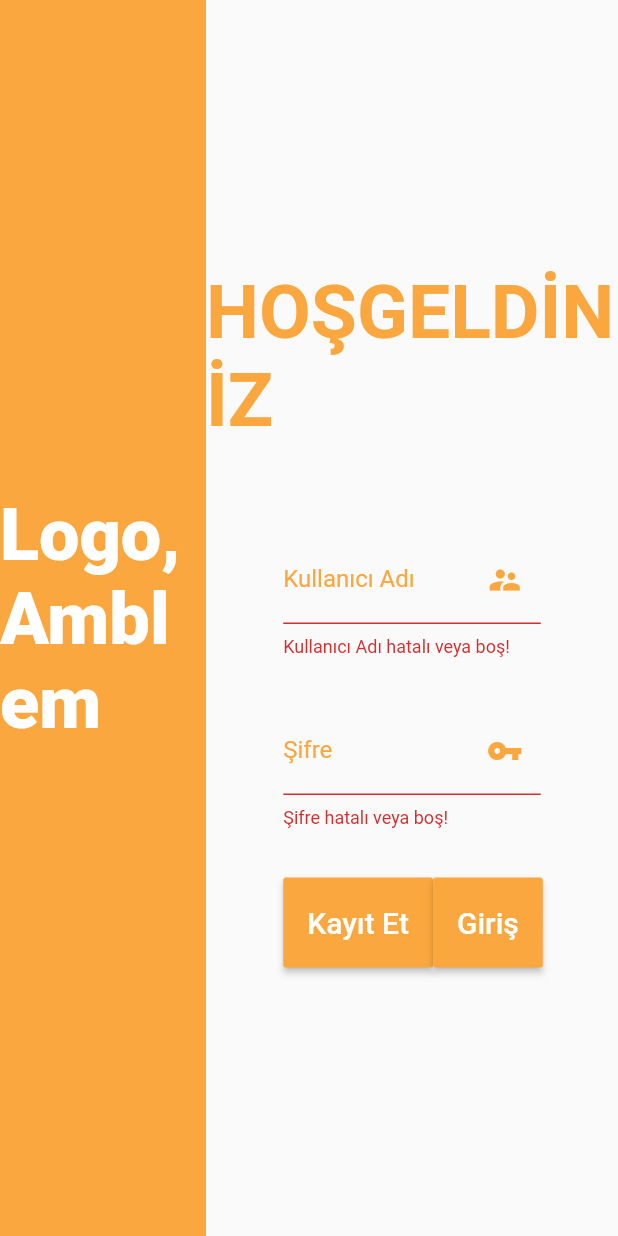
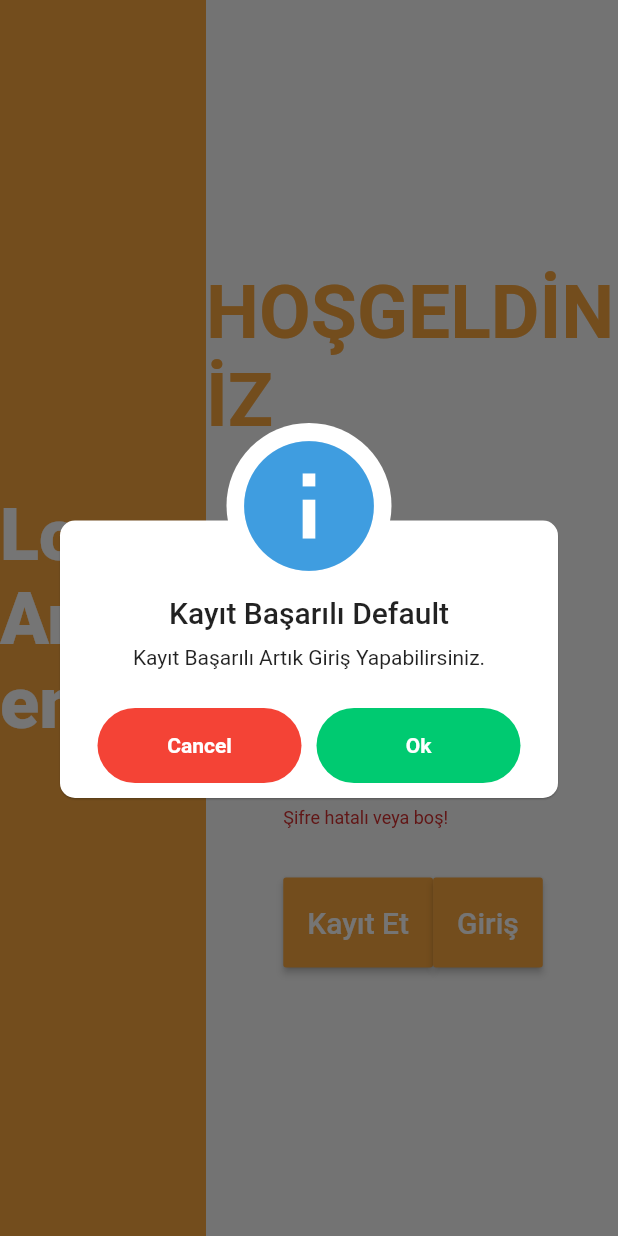
Before and after one commit to Weny-murat/fitgym_winDesktop, a Flutter app: the screen it shows after launch, after a tap on "Kayıt Et", on a phone screen of 412 x 824 dp. Run offline on Flutter 3.47's test engine with Material 2 defaults, Android fonts, the light colour scheme and no system bars; our stand-ins replace appwrite, awesome_dialog; missing offline and left inert: window_size; network calls fail.

Commit message:
awesome dialog ekleme. K.Kayıt hataları oky.

```diff
--- a/lib/components/signForm.dart
+++ b/lib/components/signForm.dart
@@ -1,8 +1,9 @@
+import 'package:awesome_dialog/awesome_dialog.dart';
 import 'package:fit_gym/components/common_form_field.dart';
 import 'package:fit_gym/screens/mainpage.dart';
 import 'package:flutter/material.dart';
-import 'package:get/get.dart';
 import 'constants.dart';
+import 'package:fit_gym/networking/networker.dart';
 
 class SignInForm extends StatefulWidget {
   @override
@@ -13,10 +14,12 @@ class SignInFormState extends State<SignInForm> {
   final _formKey = GlobalKey<FormState>();
   final _emailController = TextEditingController();
   final _passwordController = TextEditingController();
+  final _networker = Networker();
 
   @override
   Widget build(BuildContext context) {
     Size size = MediaQuery.of(context).size;
+    _networker.init();
     return Form(
       key: _formKey,
       child: Column(
@@ -45,12 +48,72 @@ class SignInFormState extends State<SignInForm> {
                   minWidth: MediaQuery.of(context).size.width / 8,
                   height: 60,
                   color: mainColor,
-                  onPressed: () {
+                  onPressed: () async {
                     if (_formKey.currentState!.validate()) {
                       ScaffoldMessenger.of(context).showSnackBar(
                           SnackBar(content: Text('Processing Data')));
                     }
-                    // _signIn();
+                    final regResult = await _networker.userRegister(
+                      email: _emailController.text,
+                      password: _passwordController.text,
+                    );
+                    switch (regResult) {
+                      case 200:
+                        AwesomeDialog(
+                          context: context,
+                          dialogType: DialogType.SUCCES,
+                          animType: AnimType.BOTTOMSLIDE,
+                          title: 'Kayıt Başarılı 200',
+                          desc: 'Kayıt Başarılı Artık Giriş Yapabilirsiniz.',
+                          btnCancelOnPress: () {},
+                          btnOkOnPress: () {},
+                        )..show();
+                        break;
+                      case 201:
+                        AwesomeDialog(
+                          context: context,
+                          dialogType: DialogType.INFO,
+                          animType: AnimType.BOTTOMSLIDE,
+                          title: 'Kayıt Başarılı 201',
+                          desc: 'Kayıt Başarılı Artık Giriş Yapabilirsiniz.',
+                          btnCancelOnPress: () {},
+                          btnOkOnPress: () {},
+                        )..show();
+                        break;
+                      case 400:
+                        AwesomeDialog(
+                          context: context,
+                          dialogType: DialogType.INFO,
+                          animType: AnimType.BOTTOMSLIDE,
+                          title: 'Kayıt Başarısız',
+                          desc: 'Kayıt Başarısız Tekrar Deneyin',
+                          btnCancelOnPress: () {},
+                          btnOkOnPress: () {},
+                        )..show();
+                        break;
+                      case 409:
+                        AwesomeDialog(
+                          context: context,
+                          dialogType: DialogType.INFO,
+                          animType: AnimType.BOTTOMSLIDE,
+                          title: 'Mail Adresi Zaten Kayıtlı.',
+                          desc:
+                              'Mail Adresi kayıtlı Lütfen Başka Bir Mail Adresi Kullanın',
+                          btnCancelOnPress: () {},
+                          btnOkOnPress: () {},
+                        )..show();
+                        break;
+                      default:
+                        AwesomeDialog(
+                          context: context,
+                          dialogType: DialogType.INFO,
+                          animType: AnimType.BOTTOMSLIDE,
+                          title: 'Kayıt Başarılı Default',
+                          desc: 'Kayıt Başarılı Artık Giriş Yapabilirsiniz.',
+                          btnCancelOnPress: () {},
+                          btnOkOnPress: () {},
+                        )..show();
+                    }
                   },
                   child: Text(
                     'Kayıt Et',
@@ -64,7 +127,8 @@ class SignInFormState extends State<SignInForm> {
                     if (_formKey.currentState!.validate()) {
                       ScaffoldMessenger.of(context).showSnackBar(
                           SnackBar(content: Text('Processing Data')));
-                      Get.to(() => MainPage());
+                      Navigator.push(context,
+                          MaterialPageRoute(builder: (context) => MainPage()));
                     }
                     // _signIn();
                   },
--- a/lib/main.dart
+++ b/lib/main.dart
@@ -1,5 +1,4 @@
 import 'package:flutter/material.dart';
-import 'package:get/get.dart';
 import 'package:window_size/window_size.dart';
 import 'dart:io';
 import 'package:fit_gym/screens/homepage.dart';
@@ -11,13 +10,14 @@ void main() {
     setWindowMinSize(const Size(700, 500));
     setWindowMaxSize(Size.infinite);
   }
+
   runApp(MyApp());
 }
 
 class MyApp extends StatelessWidget {
   @override
   Widget build(BuildContext context) {
-    return GetMaterialApp(
+    return MaterialApp(
       debugShowCheckedModeBanner: false,
       theme: ThemeData(
         primarySwatch: Colors.blue,
--- /dev/null
+++ b/lib/networking/networker.dart
@@ -0,0 +1,29 @@
+import 'package:appwrite/appwrite.dart';
+
+class Networker {
+  final Client client = Client();
+
+  init() {
+    client
+        .setEndpoint('https://192.168.1.46/v1')
+        .setProject('60ec94eb302df')
+        .setSelfSigned();
+  }
+
+  userRegister({
+    required String email,
+    required String password,
+  }) async {
+    final Account account = Account(client);
+    try {
+      final response = await account.create(
+        email: email,
+        password: password,
+      );
+      print(response.data);
+      return response.statusCode;
+    } on AppwriteException catch (e) {
+      return e.code;
+    }
+  }
+}
--- a/lib/screens/homepage.dart
+++ b/lib/screens/homepage.dart
@@ -49,7 +49,6 @@ class HomePage extends StatelessWidget {
           ],
         ),
       ),
-      // This trailing comma makes auto-formatting nicer for build methods.
     );
   }
 }
```
Also changed, not shown: lib/screens/edit_container.dart (added, +12 -0 lines), lib/screens/mainpage.dart (+43 -26 lines), lib/screens/register_container.dart (added, +12 -0 lines), lib/screens/search_container.dart (added, +12 -0 lines), pubspec.yaml (+2 -5 lines), pubspec.lock, 2 other files.
